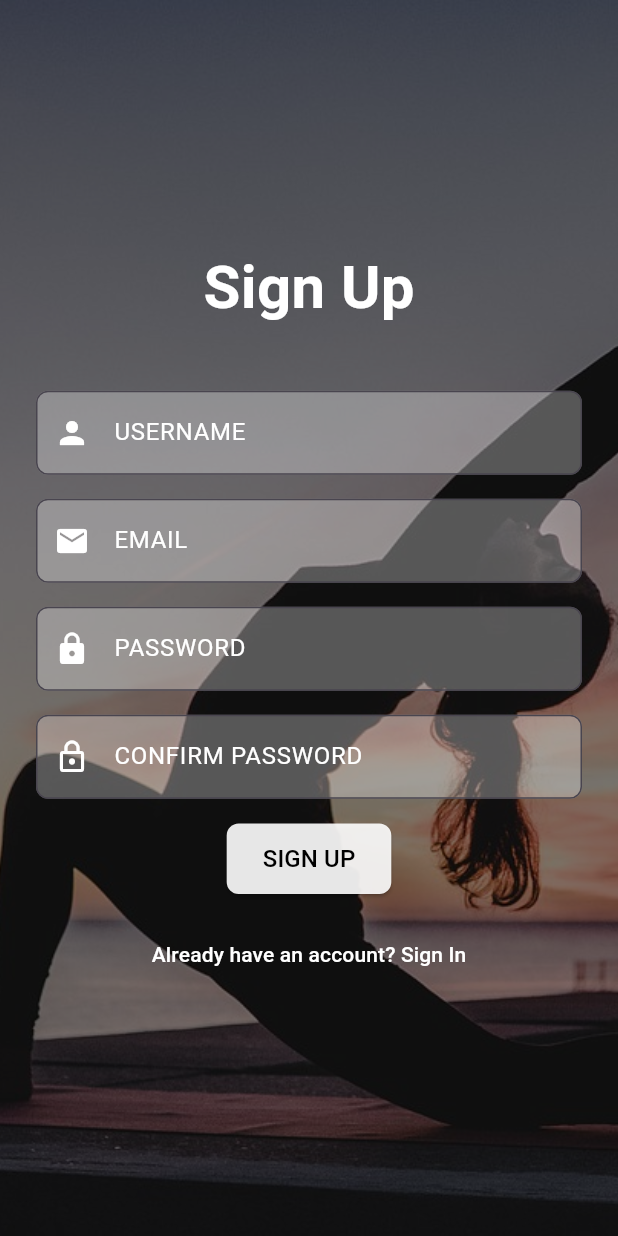
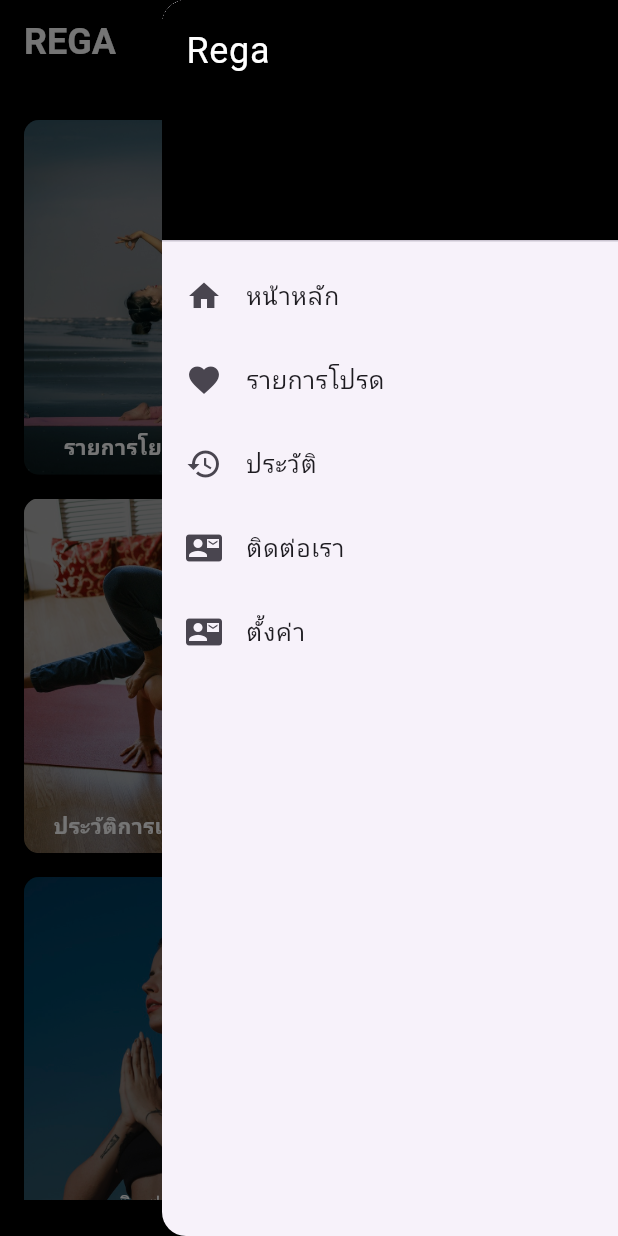
Before and after one commit to xxvolkk16/Rega-Project, a Flutter app: the screen it shows after launch, with the side drawer open (before the commit the screen has no drawer), on a phone screen of 412 x 824 dp. Run offline on Flutter 3.47's test engine with Material 3 defaults, Android fonts, the phone set to English and light mode, and no system bars; our stand-ins replace font_awesome_flutter.

Commit message:
add หน้า Home

```diff
--- /dev/null
+++ b/regaproject/lib/Home/Home.dart
@@ -0,0 +1,146 @@
+import 'package:flutter/material.dart';
+
+class HomePage extends StatelessWidget {
+  const HomePage({super.key});
+
+  @override
+  Widget build(BuildContext context) {
+    return Scaffold(
+      backgroundColor: Colors.black,
+      appBar: AppBar(
+        backgroundColor: Colors.black,
+        title: const Text(
+          'REGA',
+          style: TextStyle(
+            fontSize: 24,
+            fontWeight: FontWeight.bold,
+            color: Colors.white,
+          ),
+        ),
+        actions: [
+          Builder(
+            builder: (context) => IconButton(
+              icon: const Icon(Icons.menu, color: Colors.white),
+              onPressed: () {
+                Scaffold.of(context).openEndDrawer();
+              },
+            ),
+          ),
+        ],
+      ),
+      endDrawer: Drawer(
+        child: ListView(
+          padding: EdgeInsets.zero,
+          children: [
+            const DrawerHeader(
+              decoration: BoxDecoration(
+                color: Colors.black,
+              ),
+              child: Text(
+                'Rega',
+                style: TextStyle(
+                  color: Colors.white,
+                  fontSize: 24,
+                ),
+              ),
+            ),
+            ListTile(
+              leading: const Icon(Icons.home),
+              title: const Text('หน้าหลัก'),
+              onTap: () {
+                Navigator.pop(context);
+              },
+            ),
+            ListTile(
+              leading: const Icon(Icons.favorite),
+              title: const Text('รายการโปรด'),
+              onTap: () {
+                Navigator.pop(context);
+                // TODO: Navigate to favorite page
+              },
+            ),
+            ListTile(
+              leading: const Icon(Icons.history),
+              title: const Text('ประวัติ'),
+              onTap: () {
+                Navigator.pop(context);
+                // TODO: Navigate to history page
+              },
+            ),
+            ListTile(
+              leading: const Icon(Icons.contact_mail),
+              title: const Text('ติดต่อเรา'),
+              onTap: () {
+                Navigator.pop(context);
+                // TODO: Navigate to contact page
+              },
+            ),
+            ListTile(
+              leading: const Icon(Icons.contact_mail),
+              title: const Text('ตั้งค่า'),
+              onTap: () {
+                Navigator.pop(context);
+                // TODO: Navigate to contact page
+              },
+            ),
+          ],
+        ),
+      ),
+      body: SafeArea(
+        child: Padding(
+          padding: const EdgeInsets.symmetric(horizontal: 16, vertical: 24),
+          child: Column(
+            crossAxisAlignment: CrossAxisAlignment.start,
+            children: [
+              Expanded(
+                child: GridView.count(
+                  crossAxisCount: 2,
+                  mainAxisSpacing: 16,
+                  crossAxisSpacing: 16,
+                  childAspectRatio: 0.77, // Adjust for height balance
+                  children: [
+                    _buildImageCard('รายการโยคะทั้งหมด', 'assets/img/yoga1.png'),
+                    _buildImageCard('รายการโปรดของคุณ', 'assets/img/yoga2.png'),
+                    _buildImageCard('ประวัติการเล่นของคุณ', 'assets/img/yoga3.png'),
+                    _buildImageCard('เกี่ยวกับเรา', 'assets/img/yoga4.png'),
+                    _buildImageCard('ติดต่อเรา', 'assets/img/yoga_pose1.png'),
+                    _buildImageCard('ติดต่อเรา', 'assets/img/yoga_pose3.png'),
+                  ],
+                ),
+              ),
+            ],
+          ),
+        ),
+      ),
+    );
+  }
+
+  Widget _buildImageCard(String title, String imageName) {
+    return Container(
+      decoration: BoxDecoration(
+        borderRadius: BorderRadius.circular(10),
+        image: DecorationImage(
+          image: AssetImage(imageName),
+          fit: BoxFit.cover,
+        ),
+      ),
+      child: Container(
+        alignment: Alignment.bottomCenter,
+        padding: const EdgeInsets.all(8),
+        decoration: BoxDecoration(
+          color: Colors.black.withOpacity(0.3),
+          borderRadius: BorderRadius.circular(10),
+        ),
+        child: Text(
+          title,
+          style: const TextStyle(
+            fontSize: 14,
+            color: Colors.white,
+            fontWeight: FontWeight.bold,
+          ),
+          textAlign: TextAlign.center,
+        ),
+      ),
+    );
+  }
+}
--- a/regaproject/lib/main.dart
+++ b/regaproject/lib/main.dart
@@ -1,11 +1,12 @@
 import 'package:flutter/material.dart';
+import 'package:regaproject/Home/Home.dart';
 import 'Sign-In/SignIn.dart';
 import 'Sign-Up/SignUp.dart';
 
 void main() {
   runApp(
     const MaterialApp(
-      home: SignUpPage(),
+      home: HomePage(),
     ),
   );
 }
--- a/regaproject/lib/main_app.dart
+++ /dev/null
@@ -1,30 +0,0 @@
-import 'package:flutter/material.dart';
-
-class MyApp extends StatelessWidget {
-  const MyApp({super.key});
-
-  // This widget is the root of your application.
-  @override
-  Widget build(BuildContext context) {
-    return MaterialApp(
-      debugShowCheckedModeBanner: false,
-      theme: ThemeData(
-        primarySwatch: Colors.green,
-        scaffoldBackgroundColor: Colors.deepOrange
-      ),
-      home: Scaffold(
-        appBar: AppBar(
-          title: const Text('MyApp'),
-          actions: <Widget>[
-            IconButton(onPressed: (){
-              print('Notification icon pressed');
-            }, icon: const Icon(Icons.notifications))
-          ],
-        ),
-        body: const Center(
-          child: Text("Flutter App"),
-        ),
-      ),
-    );
-  }
-}
```
Also changed, not shown: regaproject/pubspec.yaml (+7 -0 lines), regaproject/assets/img/yoga1.png (added), regaproject/assets/img/yoga2.png (added), regaproject/assets/img/yoga3.png (added), regaproject/assets/img/yoga4.png (added), regaproject/assets/img/yoga_pose1.png (added), regaproject/assets/img/yoga_pose2.png (added), regaproject/assets/img/yoga_pose3.png (added), 2 other files.
